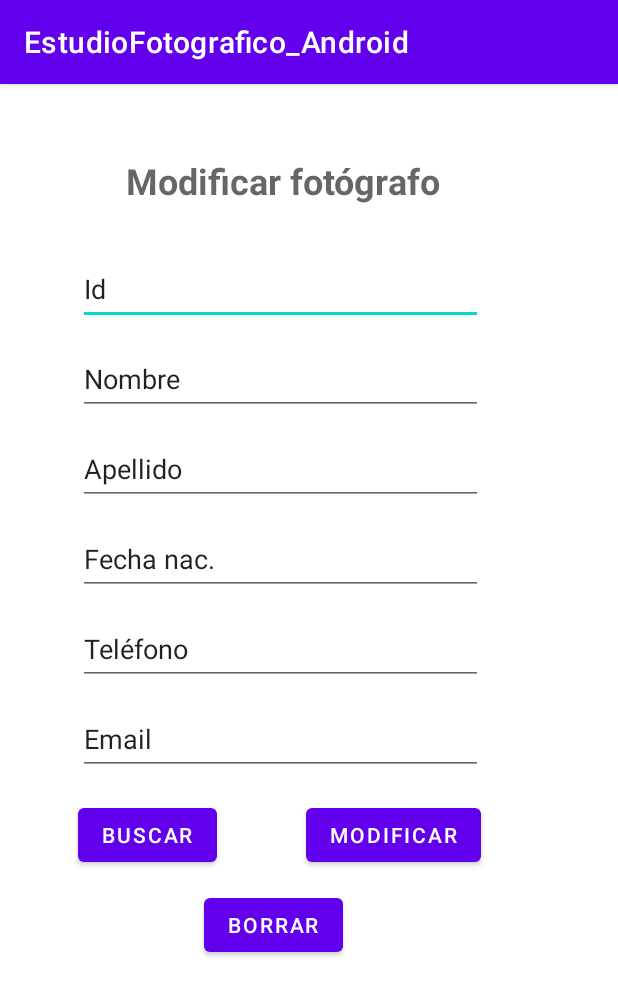
After one commit to RubyBerumen/Proyecto4_Android, an Android app: the ActivityCambios screen opened directly, with no data from a screen before it, on a phone screen of 412 x 824 dp. The commit adds this screen. Shown: the top 996 px of the screen. Run offline under Robolectric (Android 15) with nearby library versions, the phone set to English and light mode, and no system bars.

Commit message:
Se agregó la interfaz para bajas y cambios

```diff
--- /dev/null
+++ b/app/src/main/java/com/example/estudiofotografico_android/ActivityCambios.java
@@ -0,0 +1,14 @@
+package com.example.estudiofotografico_android;
+
+import androidx.appcompat.app.AppCompatActivity;
+
+import android.os.Bundle;
+
+public class ActivityCambios extends AppCompatActivity {
+
+    @Override
+    protected void onCreate(Bundle savedInstanceState) {
+        super.onCreate(savedInstanceState);
+        setContentView(R.layout.activity_cambios);
+    }
+}
--- a/app/src/main/java/com/example/estudiofotografico_android/ActivityMenu.java
+++ b/app/src/main/java/com/example/estudiofotografico_android/ActivityMenu.java
@@ -21,13 +21,13 @@ public class ActivityMenu extends AppCompatActivity {
                 i=new Intent(this,ActivityAltas.class);
                 break;
             case R.id.btn_bajas:
-                //i=new Intent(this,ActivityBajas.class);
+                i=new Intent(this,ActivityBajas.class);
                 break;
             case R.id.btn_consultas:
                 i=new Intent(this,ActivityConsultas.class);
                 break;
             case R.id.btn_cambios:
-                //i=new Intent(this,ActivityCambios.class);
+                i=new Intent(this,ActivityCambios.class);
                 break;
         }
         startActivity(i);
--- a/app/src/main/java/com/example/estudiofotografico_android/MainActivity.java
+++ b/app/src/main/java/com/example/estudiofotografico_android/MainActivity.java
@@ -14,7 +14,7 @@ public class MainActivity extends AppCompatActivity {
         setContentView(R.layout.activity_main);
     }
 
-    public void abrirConsultas(View v){
+    public void abrirMenu(View v){
         Intent i = new Intent(this, ActivityMenu.class);
         startActivity(i);
 
--- /dev/null
+++ b/app/src/main/res/layout/activity_cambios.xml
@@ -0,0 +1,132 @@
+<?xml version="1.0" encoding="utf-8"?>
+<androidx.constraintlayout.widget.ConstraintLayout xmlns:android="http://schemas.android.com/apk/res/android"
+    xmlns:app="http://schemas.android.com/apk/res-auto"
+    xmlns:tools="http://schemas.android.com/tools"
+    android:layout_width="match_parent"
+    android:layout_height="match_parent"
+    tools:context=".ActivityCambios">
+
+    <TextView
+        android:id="@+id/txt_cambios"
+        android:layout_width="wrap_content"
+        android:layout_height="wrap_content"
+        android:layout_marginStart="84dp"
+        android:layout_marginTop="48dp"
+        android:hint="@string/txt_cambios"
+        android:textSize="24sp"
+        android:textStyle="bold"
+        app:layout_constraintStart_toStartOf="parent"
+        app:layout_constraintTop_toTopOf="parent" />
+
+    <EditText
+        android:id="@+id/caja_id_cambios"
+        android:layout_width="270dp"
+        android:layout_height="48dp"
+        android:layout_marginStart="52dp"
+        android:layout_marginTop="32dp"
+        android:ems="10"
+        android:inputType="textPersonName"
+        android:text="@string/caja_id"
+        app:layout_constraintBottom_toTopOf="@+id/caja_nombre_cambios"
+        app:layout_constraintStart_toStartOf="parent"
+        app:layout_constraintTop_toBottomOf="@+id/txt_cambios" />
+
+    <EditText
+        android:id="@+id/caja_nombre_cambios"
+        android:layout_width="270dp"
+        android:layout_height="48dp"
+        android:layout_marginStart="52dp"
+        android:layout_marginTop="12dp"
+        android:ems="10"
+        android:inputType="textPersonName"
+        android:text="@string/caja_nombre"
+        app:layout_constraintStart_toStartOf="parent"
+        app:layout_constraintTop_toBottomOf="@+id/caja_id_cambios" />
+
+    <EditText
+        android:id="@+id/caja_apellido_cambios"
+        android:layout_width="270dp"
+        android:layout_height="48dp"
+        android:layout_marginStart="52dp"
+        android:layout_marginTop="12dp"
+        android:ems="10"
+        android:inputType="textPersonName"
+        android:text="@string/caja_apellido"
+        app:layout_constraintStart_toStartOf="parent"
+        app:layout_constraintTop_toBottomOf="@+id/caja_nombre_cambios" />
+
+    <EditText
+        android:id="@+id/caja_fecha_cambios"
+        android:layout_width="270dp"
+        android:layout_height="48dp"
+        android:layout_marginStart="52dp"
+        android:layout_marginTop="12dp"
+        android:ems="10"
+        android:inputType="date"
+        android:text="@string/caja_fecha"
+        app:layout_constraintStart_toStartOf="parent"
+        app:layout_constraintTop_toBottomOf="@+id/caja_apellido_cambios" />
+
+    <EditText
+        android:id="@+id/caja_telefono_cambios"
+        android:layout_width="270dp"
+        android:layout_height="48dp"
+        android:layout_marginStart="52dp"
+        android:layout_marginTop="12dp"
+        android:ems="10"
+        android:inputType="phone"
+        android:text="@string/caja_telefono"
+        app:layout_constraintStart_toStartOf="parent"
+        app:layout_constraintTop_toBottomOf="@+id/caja_fecha_cambios" />
+
+    <EditText
+        android:id="@+id/caja_email_cambios"
+        android:layout_width="270dp"
+        android:layout_height="48dp"
+        android:layout_marginStart="52dp"
+        android:layout_marginTop="12dp"
+        android:ems="10"
+        android:inputType="textEmailAddress"
+        android:text="@string/caja_email"
+        app:layout_constraintStart_toStartOf="parent"
+        app:layout_constraintTop_toBottomOf="@+id/caja_telefono_cambios" />
+
+    <Button
+        android:id="@+id/btn_buscar2"
+        android:layout_width="wrap_content"
+        android:layout_height="wrap_content"
+        android:layout_marginStart="52dp"
+        android:layout_marginTop="16dp"
+        android:text="@string/btn_buscar"
+        app:layout_constraintStart_toStartOf="parent"
+        app:layout_constraintTop_toBottomOf="@+id/caja_email_cambios" />
+
+    <Button
+        android:id="@+id/btn_modificar"
+        android:layout_width="wrap_content"
+        android:layout_height="wrap_content"
+        android:layout_marginStart="204dp"
+        android:layout_marginTop="16dp"
+        android:text="@string/btn_modificar"
+        app:layout_constraintStart_toStartOf="parent"
+        app:layout_constraintTop_toBottomOf="@+id/caja_email_cambios" />
+
+    <Button
+        android:id="@+id/btn_borrar2"
+        android:layout_width="wrap_content"
+        android:layout_height="wrap_content"
+        android:layout_marginStart="136dp"
+        android:layout_marginTop="12dp"
+        android:text="@string/btn_borrar"
+        app:layout_constraintStart_toStartOf="parent"
+        app:layout_constraintTop_toBottomOf="@+id/btn_modificar" />
+
+    <androidx.recyclerview.widget.RecyclerView
+        android:id="@+id/recyclerView_cambios"
+        android:layout_width="274dp"
+        android:layout_height="111dp"
+        android:layout_marginStart="48dp"
+        app:layout_constraintStart_toStartOf="parent"
+        app:layout_constraintTop_toBottomOf="@+id/btn_borrar2" />
+
+</androidx.constraintlayout.widget.ConstraintLayout>
--- a/app/src/main/res/layout/activity_main.xml
+++ b/app/src/main/res/layout/activity_main.xml
@@ -36,7 +36,7 @@
         android:layout_marginStart="132dp"
         android:layout_marginTop="36dp"
         android:backgroundTint="#3164f4"
-        android:onClick="abrirConsultas"
+        android:onClick="abrirMenu"
         android:text="@string/btnAcceder"
         app:layout_constraintStart_toStartOf="parent"
         app:layout_constraintTop_toBottomOf="@+id/txt_contraseña" />
--- a/app/src/main/res/values/strings.xml
+++ b/app/src/main/res/values/strings.xml
@@ -12,18 +12,26 @@
     <string name="btn_consultas">Consultar</string>
 
     <string name="txt_altas">Agregar fotógrafo</string>
-    <string name="caja_nombre_altas">Nombre</string>
-    <string name="caja_apellido_altas">Apellido</string>
-    <string name="caja_fecha_altas">Fecha nac.</string>
-    <string name="caja_telefono_altas">Nombre</string>
-    <string name="caja_email_altas">Email</string>
+    <string name="txt_bajas">Eliminar fotógrafo</string>
+    <string name="txt_cambios">Modificar fotógrafo</string>
+    <string name="txt_consultas">Consultar fotógrafo</string>
+
+    <string name="caja_id">Id</string>
+    <string name="caja_nombre">Nombre</string>
+    <string name="caja_apellido">Apellido</string>
+    <string name="caja_fecha">Fecha nac.</string>
+    <string name="caja_telefono">Teléfono</string>
+    <string name="caja_email">Email</string>
+
     <string name="btn_agregar">Agregar</string>
     <string name="btn_borrar">Borrar</string>
+    <string name="btn_eliminar">Eliminar</string>
+    <string name="btn_buscar">Buscar</string>
+    <string name="btn_modificar">Modificar</string>
+
 
     <string name="cajaEntrada">Ingresa para búscar</string>
     <string name="textView_titulo">ABCC Fotógrafos</string>
 
 
-
-
 </resources>
```
Also changed, not shown: app/src/main/AndroidManifest.xml (+14 -0 lines), app/src/main/java/com/example/estudiofotografico_android/ActivityBajas.java (added, +14 -0 lines), app/src/main/res/layout/activity_altas.xml (+18 -14 lines), app/src/main/res/layout/activity_bajas.xml (added, +131 -0 lines).
